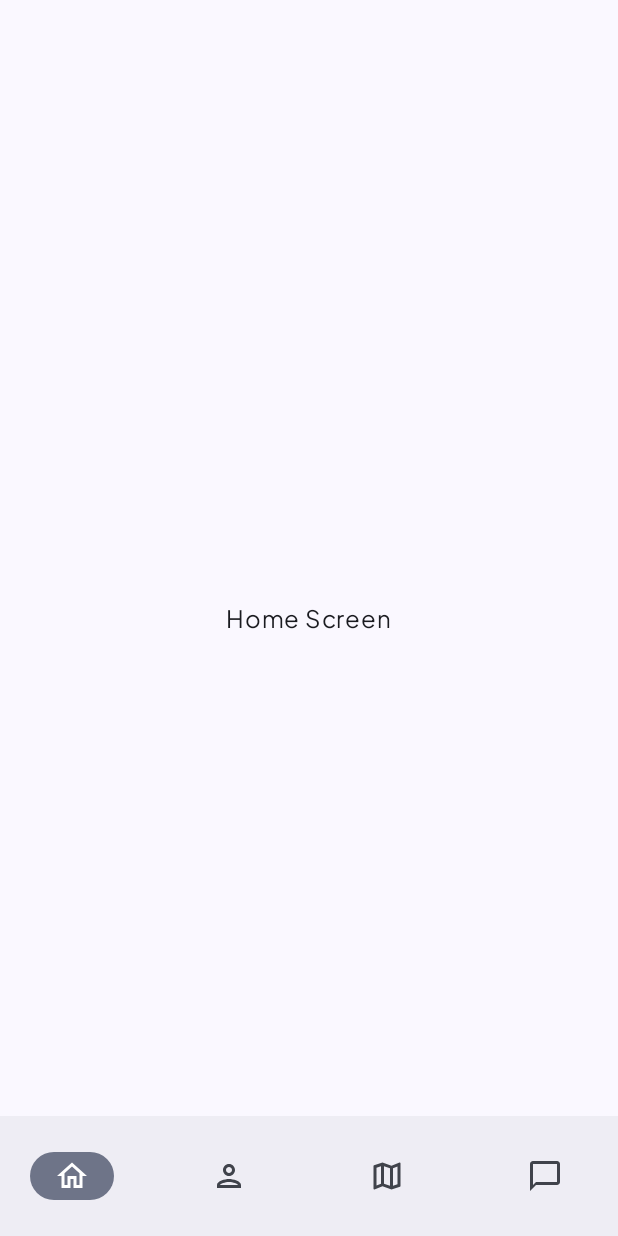
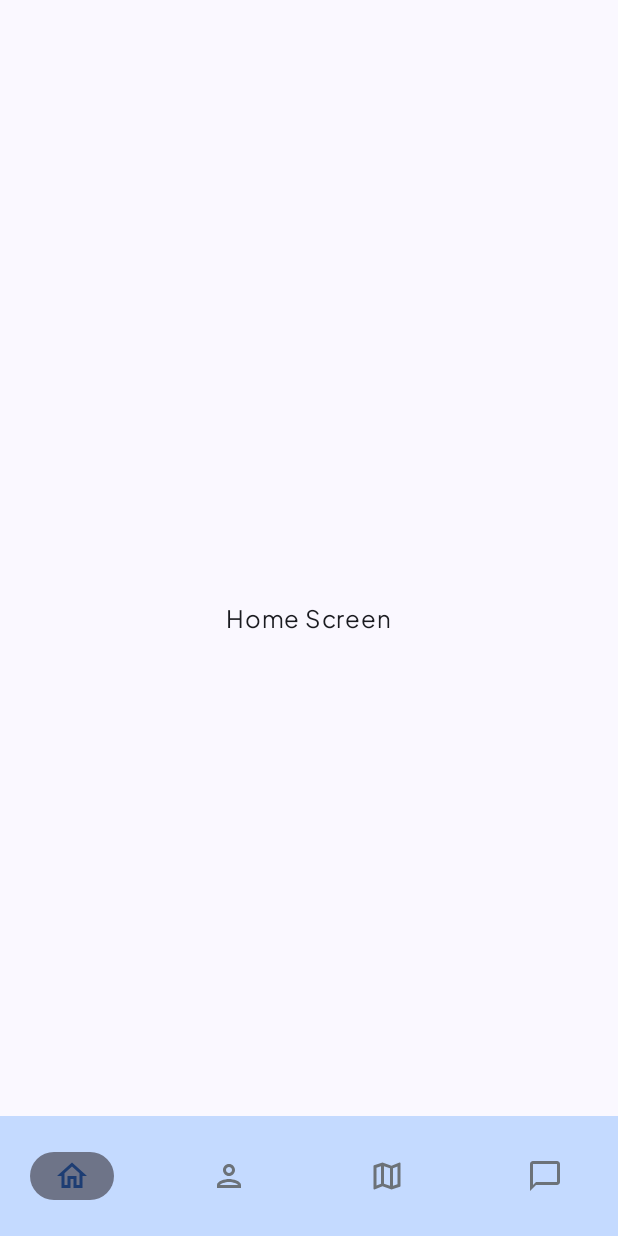
Before and after one commit to ahargunyllib/athena, an Android app built with Jetpack Compose: the bottom screen opened through its navigation route, on a phone screen of 412 x 824 dp. Run offline under Robolectric (Android 15) with nearby library versions, the phone set to English and light mode, and no system bars.

Commit message:
feat: slicing bottom nav bar

```diff
--- a/app/src/main/java/com/ahargunyllib/athena/features/presentation/designSystem/Color.kt
+++ b/app/src/main/java/com/ahargunyllib/athena/features/presentation/designSystem/Color.kt
@@ -20,3 +20,6 @@ val Danger = Color(0xFFEE2B2B)
 val Main = Color(0xFF4188FF)
 val MainLight = Color(0xFFECF3FF)
 val MainLightHover = Color(0xFFE3EDFF)
+val MainLightActive = Color(0xFFC4DAFF)
+
+val MainDarkActive = Color(0xFF1D3D73)
--- a/app/src/main/java/com/ahargunyllib/athena/features/presentation/navigation/navHost/BottomNavHost.kt
+++ b/app/src/main/java/com/ahargunyllib/athena/features/presentation/navigation/navHost/BottomNavHost.kt
@@ -22,6 +22,7 @@ import androidx.compose.material3.Card
 import androidx.compose.material3.Icon
 import androidx.compose.material3.NavigationBar
 import androidx.compose.material3.NavigationBarItem
+import androidx.compose.material3.NavigationBarItemDefaults
 import androidx.compose.material3.Scaffold
 import androidx.compose.material3.Text
 import androidx.compose.runtime.Composable
@@ -40,6 +41,9 @@ import androidx.navigation.NavController
 import androidx.navigation.compose.NavHost
 import androidx.navigation.compose.composable
 import androidx.navigation.compose.rememberNavController
+import com.ahargunyllib.athena.features.presentation.designSystem.Gray
+import com.ahargunyllib.athena.features.presentation.designSystem.MainDarkActive
+import com.ahargunyllib.athena.features.presentation.designSystem.MainLightActive
 import com.ahargunyllib.athena.features.presentation.navigation.navObject.BottomNavObj
 import com.ahargunyllib.athena.features.presentation.screen.chat.ChatScreen
 import com.ahargunyllib.athena.features.presentation.screen.home.HomeScreen
@@ -57,8 +61,14 @@ fun BottomNavHost(
 
     Scaffold(
         bottomBar = {
-            NavigationBar {
+            NavigationBar(
+                containerColor = MainLightActive
+            ) {
                 NavigationBarItem(
+                    colors = NavigationBarItemDefaults.colors(
+                        selectedIconColor = MainDarkActive,
+                        unselectedIconColor = Gray
+                    ),
                     icon = { Icon(Icons.Outlined.Home, contentDescription = "Home") },
                     selected = selected.intValue == 0,
                     onClick = {
@@ -67,6 +77,10 @@ fun BottomNavHost(
                     },
                 )
                 NavigationBarItem(
+                    colors = NavigationBarItemDefaults.colors(
+                        selectedIconColor = MainDarkActive,
+                        unselectedIconColor = Gray
+                    ),
                     icon = { Icon(Icons.Outlined.Person, contentDescription = "Profile") },
                     selected = selected.intValue == 1,
                     onClick = {
@@ -75,6 +89,10 @@ fun BottomNavHost(
                     },
                 )
                 NavigationBarItem(
+                    colors = NavigationBarItemDefaults.colors(
+                        selectedIconColor = MainDarkActive,
+                        unselectedIconColor = Gray
+                    ),
                     icon = { Icon(Icons.Outlined.Map, contentDescription = "Map") },
                     selected = selected.intValue == 2,
                     onClick = {
@@ -83,6 +101,10 @@ fun BottomNavHost(
                     },
                 )
                 NavigationBarItem(
+                    colors = NavigationBarItemDefaults.colors(
+                        selectedIconColor = MainDarkActive,
+                        unselectedIconColor = Gray
+                    ),
                     icon = {
                         Icon(
                             Icons.Outlined.ChatBubbleOutline,
```
